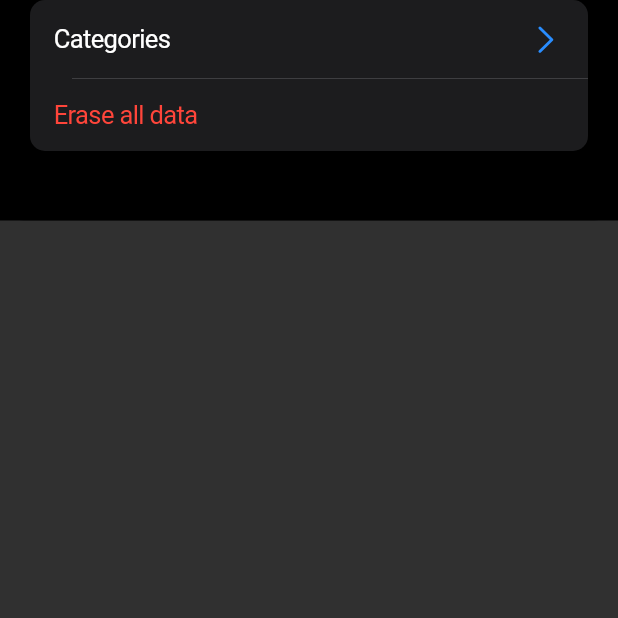
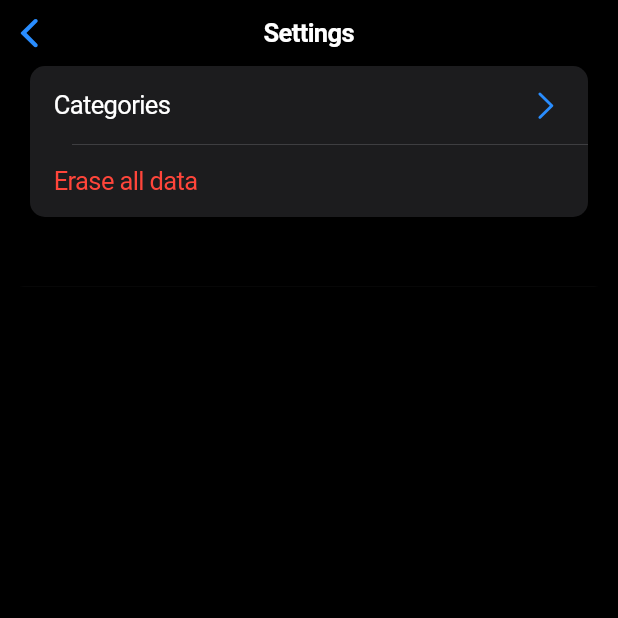
Before and after one commit to nikolovlazar/goodbyemoney-flutter, a Flutter app: the Settings screen opened directly, on a phone screen of 412 x 824 dp, the top half of it. Run offline on Flutter 3.47's test engine with Material 2 defaults, Android fonts, the phone set to English and light mode, and no system bars; missing offline and left inert: flex_color_picker.

Commit message:
adding page scaffolds to add and settings screens

```diff
--- a/lib/pages/settings.dart
+++ b/lib/pages/settings.dart
@@ -20,7 +20,17 @@ class Settings extends WidgetWithTitle {
 
   @override
   Widget build(BuildContext context) {
-    return Container(
+    return CupertinoPageScaffold(
+      navigationBar: const CupertinoNavigationBar(
+        backgroundColor: Color.fromARGB(0, 0, 0, 0),
+        middle: Text("Settings"),
+      ),
+      child: SafeArea(
+        left: true,
+        top: true,
+        right: true,
+        bottom: true,
+        child: Container(
           width: double.infinity,
           height: 147,
           transformAlignment: Alignment.center,
@@ -39,7 +49,8 @@ class Settings extends WidgetWithTitle {
                               Navigator.push(
                                   context,
                                   CupertinoPageRoute(
-                                  builder: (context) => const Categories()));
+                                      builder: (context) =>
+                                          const Categories()));
                               break;
                             case 1:
                               _showAlertDialog(context);
@@ -63,6 +74,8 @@ class Settings extends WidgetWithTitle {
                           ),
                         )))
               ])),
+        ),
+      ),
     );
   }
 }
```
Also changed, not shown: lib/pages/add.dart (+21 -9 lines). Lines whose indentation alone changed are shown as unchanged.
